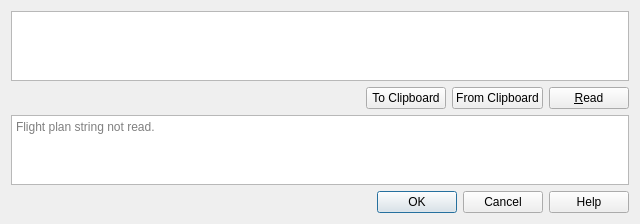
This is src/route/routestringdialog.ui in albar965/littlenavmap as Qt 5 draws it before an edit. The edited form follows.
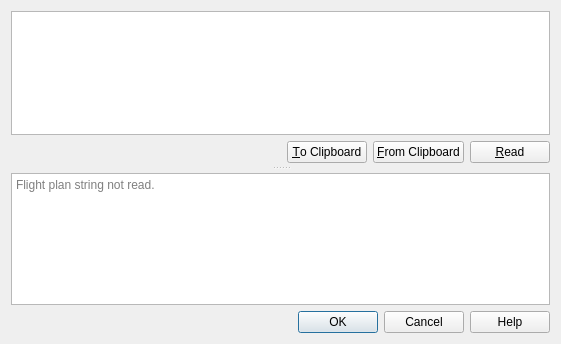
This is the edited form.

Diff of the .ui file:
```diff
--- a/src/route/routestringdialog.ui
+++ b/src/route/routestringdialog.ui
@@ -6,16 +6,41 @@
    <rect>
     <x>0</x>
     <y>0</y>
-    <width>640</width>
-    <height>220</height>
+    <width>561</width>
+    <height>344</height>
    </rect>
   </property>
+  <property name="sizePolicy">
+   <sizepolicy hsizetype="Preferred" vsizetype="Preferred">
+    <horstretch>2</horstretch>
+    <verstretch>0</verstretch>
+   </sizepolicy>
+  </property>
   <property name="windowTitle">
    <string>Little Navmap - Create Flight Plan from String</string>
   </property>
-  <layout class="QVBoxLayout" name="verticalLayout">
+  <layout class="QVBoxLayout" name="verticalLayout_5">
+   <item>
+    <widget class="QSplitter" name="splitter">
+     <property name="frameShape">
+      <enum>QFrame::NoFrame</enum>
+     </property>
+     <property name="orientation">
+      <enum>Qt::Vertical</enum>
+     </property>
+     <property name="handleWidth">
+      <number>10</number>
+     </property>
+     <widget class="QWidget" name="verticalLayoutWidget">
+      <layout class="QVBoxLayout" name="verticalLayout_3">
    <item>
     <widget class="QPlainTextEdit" name="plainTextEditRouteString">
+         <property name="sizePolicy">
+          <sizepolicy hsizetype="Expanding" vsizetype="Expanding">
+           <horstretch>0</horstretch>
+           <verstretch>0</verstretch>
+          </sizepolicy>
+         </property>
      <property name="plainText">
       <string/>
      </property>
@@ -42,7 +67,7 @@
      <item>
       <widget class="QPushButton" name="pushButtonRouteStringToClipboard">
        <property name="text">
-        <string>To Clipboard</string>
+            <string>&amp;To Clipboard</string>
        </property>
       </widget>
      </item>
@@ -55,7 +80,7 @@
         </sizepolicy>
        </property>
        <property name="text">
-        <string>From Clipboard</string>
+            <string>&amp;From Clipboard</string>
        </property>
       </widget>
      </item>
@@ -74,6 +99,10 @@
      </item>
     </layout>
    </item>
+      </layout>
+     </widget>
+     <widget class="QWidget" name="verticalLayoutWidget_2">
+      <layout class="QVBoxLayout" name="verticalLayout_4">
    <item>
     <widget class="QTextEdit" name="textEditRouteStringErrors">
      <property name="placeholderText">
@@ -81,6 +110,10 @@
      </property>
     </widget>
    </item>
+      </layout>
+     </widget>
+    </widget>
+   </item>
    <item>
     <widget class="QDialogButtonBox" name="buttonBoxRouteString">
      <property name="orientation">
```
Left out of the diff: 9 changed lines with no effect on the pictures. Lines whose indentation alone changed are shown as unchanged.
